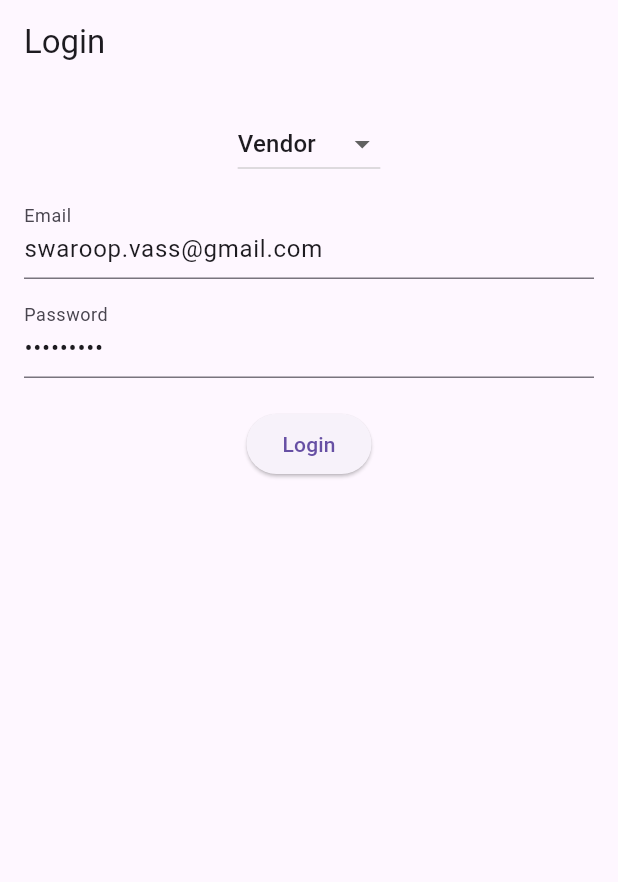
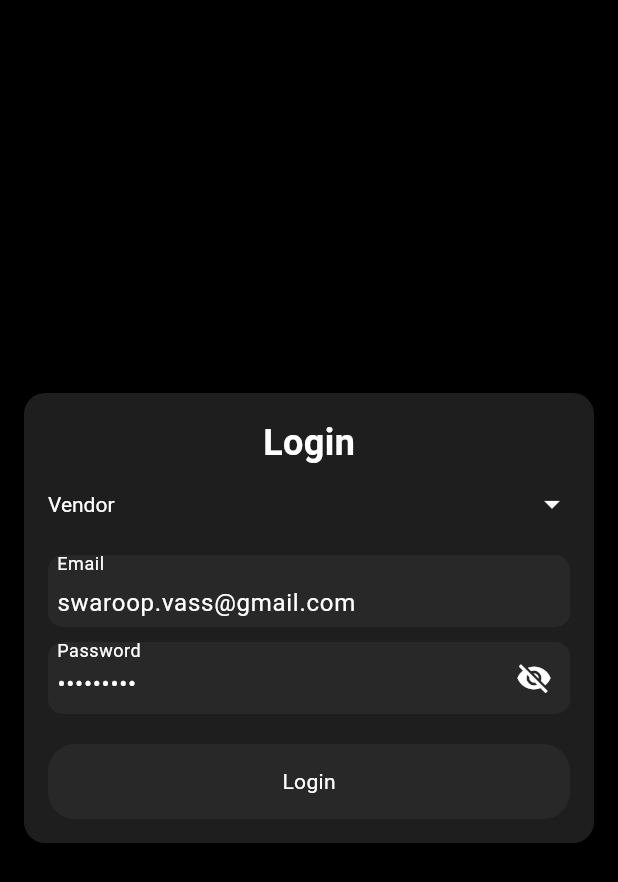
Before and after one commit to Subhajit-14th/qurinomsolutions_chat_app, a Flutter app: the screen it shows after launch, on a phone screen of 412 x 824 dp. Shown: the top 882 px of the screen. Run offline on Flutter 3.47's test engine with Material 3 defaults, Android fonts, the phone set to English and light mode, and no system bars; our stand-ins replace flutter_bloc, socket_io_client.

Commit message:
design is complete

```diff
--- a/lib/main.dart
+++ b/lib/main.dart
@@ -5,7 +5,8 @@ import 'services/api_service.dart';
 import 'viewmodel/auth/auth_bloc.dart';
 import 'views/login_screen.dart';
 
-void main() {
+Future<void> main() async {
+  WidgetsFlutterBinding.ensureInitialized();
   runApp(MyApp());
 }
 
--- a/lib/views/chat_detail_screen.dart
+++ b/lib/views/chat_detail_screen.dart
@@ -181,8 +181,14 @@ class _ChatDetailScreenState extends State<ChatDetailScreen> {
                       ),
                       child: TextField(
                         controller: _messageController,
+                        style: TextStyle(
+                          color: AppColor.appTextColor,
+                        ),
                         decoration: const InputDecoration(
                             hintText: "Type a message...",
+                            hintStyle: TextStyle(
+                              color: AppColor.appTextColor,
+                            ),
                             border: InputBorder.none,
                             fillColor: AppColor.componantColor1DPElevation,
                             contentPadding: EdgeInsets.only(left: 6)),
--- a/lib/views/chat_list_screen.dart
+++ b/lib/views/chat_list_screen.dart
@@ -19,6 +19,7 @@ class ChatListScreen extends StatelessWidget {
     debugPrint("Checking in chat list screen for user id: ${user.id}");
     return BlocProvider(
       create: (_) => ChatBloc(ApiService())..add(LoadChats(user.id)),
+      child: SafeArea(
         child: Scaffold(
           backgroundColor: AppColor.screenBodyColor,
           appBar: AppBar(
@@ -127,6 +128,7 @@ class ChatListScreen extends StatelessWidget {
             },
           ),
         ),
+      ),
     );
   }
 }
--- a/lib/views/login_screen.dart
+++ b/lib/views/login_screen.dart
@@ -1,5 +1,6 @@
 import 'package:flutter/material.dart';
 import 'package:flutter_bloc/flutter_bloc.dart';
+import 'package:qurinomsolutions/utils/app_color.dart';
 import '../viewmodel/auth/auth_bloc.dart';
 import '../viewmodel/auth/auth_event.dart';
 import '../viewmodel/auth/auth_state.dart';
@@ -17,11 +18,13 @@ class _LoginScreenState extends State<LoginScreen> {
       TextEditingController(text: "swaroop.vass@gmail.com");
   final _passwordController = TextEditingController(text: "@Tyrion99");
   String _role = "vendor"; // or "customer"
+  bool _obscureText = true;
 
   @override
   Widget build(BuildContext context) {
     return Scaffold(
-      appBar: AppBar(title: const Text("Login")),
+      backgroundColor: AppColor.screenBodyColor,
+      // appBar: AppBar(title: const Text("Login")),
       body: BlocConsumer<AuthBloc, AuthState>(
         listener: (context, state) {
           if (state is AuthSuccess) {
@@ -39,16 +42,53 @@ class _LoginScreenState extends State<LoginScreen> {
           }
         },
         builder: (context, state) {
-          return Padding(
+          return Center(
+            child: Container(
               padding: const EdgeInsets.all(16.0),
+              margin: EdgeInsets.symmetric(horizontal: 16),
+              decoration: BoxDecoration(
+                color: AppColor.componantColor1DPElevation,
+                borderRadius: BorderRadius.circular(14),
+              ),
               child: Column(
+                mainAxisSize: MainAxisSize.min,
+                crossAxisAlignment: CrossAxisAlignment.start,
                 children: [
+                  // Page heading
+                  Center(
+                    child: Text(
+                      'Login',
+                      style: TextStyle(
+                        color: AppColor.appTextColor,
+                        fontSize: 24,
+                        fontWeight: FontWeight.bold,
+                      ),
+                    ),
+                  ),
+
+                  // Dropdown value
                   DropdownButton<String>(
                     value: _role,
+                    dropdownColor: AppColor.componantColor4DPElevation,
+                    style: TextStyle(
+                      color: AppColor.appTextColor,
+                    ),
+                    underline: SizedBox(),
+                    iconEnabledColor: Colors.white,
+                    isExpanded: true,
                     items: const [
                       DropdownMenuItem(
-                        value: "customer", child: Text("Customer")),
-                    DropdownMenuItem(value: "vendor", child: Text("Vendor")),
+                          value: "customer",
+                          child: Text(
+                            "Customer",
+                            style: TextStyle(color: AppColor.appTextColor),
+                          )),
+                      DropdownMenuItem(
+                          value: "vendor",
+                          child: Text(
+                            "Vendor",
+                            style: TextStyle(color: AppColor.appTextColor),
+                          )),
                     ],
                     onChanged: (val) {
                       if (val != null) {
@@ -59,21 +99,79 @@ class _LoginScreenState extends State<LoginScreen> {
                     },
                   ),
                   const SizedBox(height: 10),
-                TextField(
+
+                  // Email TextField
+                  Container(
+                    decoration: BoxDecoration(
+                      color: AppColor.componantColor4DPElevation,
+                      borderRadius: BorderRadius.circular(10),
+                    ),
+                    child: TextField(
                       controller: _emailController,
-                  decoration: const InputDecoration(labelText: "Email"),
+                      style: TextStyle(
+                        color: AppColor.appTextColor,
+                      ),
+                      decoration: const InputDecoration(
+                        labelText: "Email",
+                        border: InputBorder.none,
+                        labelStyle: TextStyle(
+                          color: AppColor.appTextColor,
+                        ),
+                        fillColor: AppColor.componantColor4DPElevation,
+                        contentPadding: EdgeInsets.only(left: 6),
+                      ),
+                    ),
                   ),
                   const SizedBox(height: 10),
-                TextField(
+
+                  // Password TextField
+                  Container(
+                    decoration: BoxDecoration(
+                      color: AppColor.componantColor4DPElevation,
+                      borderRadius: BorderRadius.circular(10),
+                    ),
+                    child: TextField(
                       controller: _passwordController,
-                  decoration: const InputDecoration(labelText: "Password"),
-                  obscureText: true,
+                      obscureText: _obscureText,
+                      style: TextStyle(
+                        color: AppColor.appTextColor,
+                      ),
+                      decoration: InputDecoration(
+                        labelText: "Password",
+                        labelStyle: TextStyle(
+                          color: AppColor.appTextColor,
+                        ),
+                        border: InputBorder.none,
+                        fillColor: AppColor.componantColor4DPElevation,
+                        contentPadding: EdgeInsets.only(left: 6),
+                        suffixIcon: IconButton(
+                          icon: Icon(
+                            _obscureText
+                                ? Icons.visibility_off
+                                : Icons.visibility,
+                            color: AppColor.appTextColor,
+                          ),
+                          onPressed: () {
+                            setState(() {
+                              _obscureText = !_obscureText;
+                            });
+                          },
+                        ),
+                      ),
+                    ),
                   ),
                   const SizedBox(height: 20),
+
+                  // Login Button
                   state is AuthLoading
-                    ? const CircularProgressIndicator()
-                    : ElevatedButton(
-                        onPressed: () {
+                      ? Center(
+                          child: const CircularProgressIndicator(
+                            color: AppColor.appTextColor,
+                            backgroundColor: AppColor.screenBodyColor,
+                          ),
+                        )
+                      : InkWell(
+                          onTap: () {
                             BlocProvider.of<AuthBloc>(context).add(
                               LoginRequested(
                                 _emailController.text.trim(),
@@ -82,9 +180,25 @@ class _LoginScreenState extends State<LoginScreen> {
                               ),
                             );
                           },
-                        child: const Text("Login"),
+                          child: Container(
+                            width: double.infinity,
+                            height: 50,
+                            decoration: BoxDecoration(
+                              color: AppColor.componantColor4DPElevation,
+                              borderRadius: BorderRadius.circular(18),
+                            ),
+                            child: Center(
+                              child: const Text(
+                                "Login",
+                                style: TextStyle(
+                                  color: AppColor.appTextColor,
+                                ),
+                              ),
+                            ),
+                          ),
                         ),
                 ],
+              ),
             ),
           );
         },
```
Also changed, not shown: pubspec.lock. Lines whose indentation alone changed are shown as unchanged.
